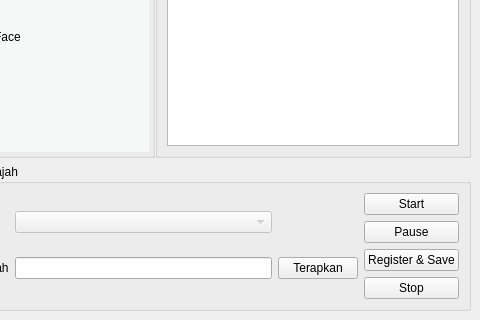
This is register.ui in yusufpraditya/face-recognition-app as Qt 5 draws it before an edit; both pictures show x 485 to 965 and y 139 to 459 of the 965 by 459 pixel window. The edited form follows.
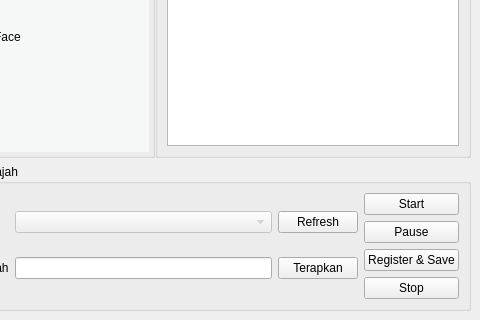
This is the edited form. The open tabs and pages were chosen to show the change.

Diff of the .ui file:
```diff
--- a/register.ui
+++ b/register.ui
@@ -374,6 +374,13 @@
                   </property>
                  </widget>
                 </item>
+                <item row="0" column="2">
+                 <widget class="QPushButton" name="btnRefresh">
+                  <property name="text">
+                   <string>Refresh</string>
+                  </property>
+                 </widget>
+                </item>
                </layout>
               </item>
              </layout>
```
Left out of the diff: 2 changed lines with no effect on the pictures.
